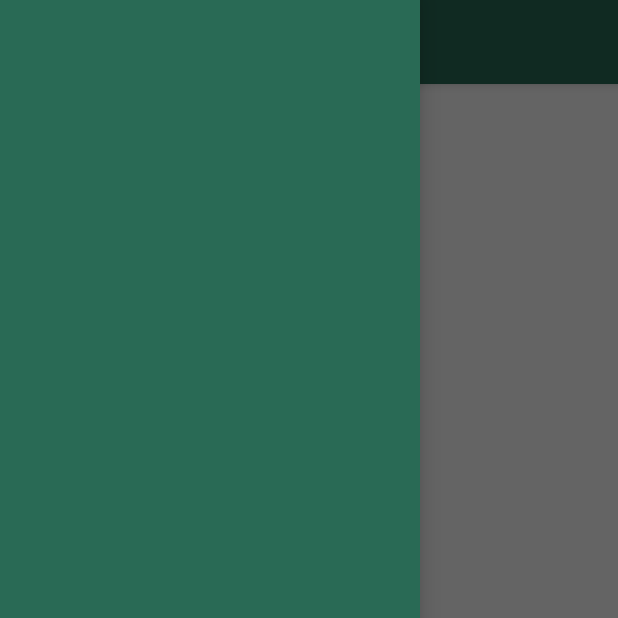
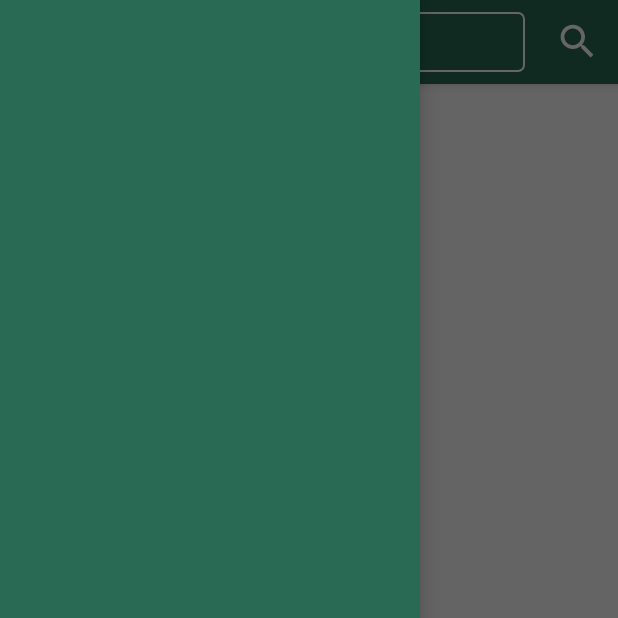
Before and after one commit to ahmedeidhefny/jobsAllApp, an Android app: the fragment MySavedJobsFragment placed in its activity, with the side drawer open, on a phone screen of 412 x 824 dp, the top half of it. Run offline under Robolectric (Android 15) with nearby library versions, the phone set to English and light mode, and no system bars; our stand-ins replace ButterKnife, CircleImageView, Firebase (no records; nobody signed in at launch, a user with empty details on screens opened directly); pictures from the network do not load.

```diff
--- a/app/src/main/java/com/udacity/ahmed_eid/jobsallapp/Fragments/MySavedJobsFragment.java
+++ b/app/src/main/java/com/udacity/ahmed_eid/jobsallapp/Fragments/MySavedJobsFragment.java
@@ -41,8 +41,8 @@ public class MySavedJobsFragment extends Fragment {
     @Override
     public void onCreate(@Nullable Bundle savedInstanceState) {
         super.onCreate(savedInstanceState);
-        setHasOptionsMenu(true);
-        getActivity().findViewById(R.id.search_EText).setVisibility(View.GONE);
+        //setHasOptionsMenu(true);
+        //getActivity().findViewById(R.id.search_EText).setVisibility(View.GONE);
     }
 
     @Override
```
